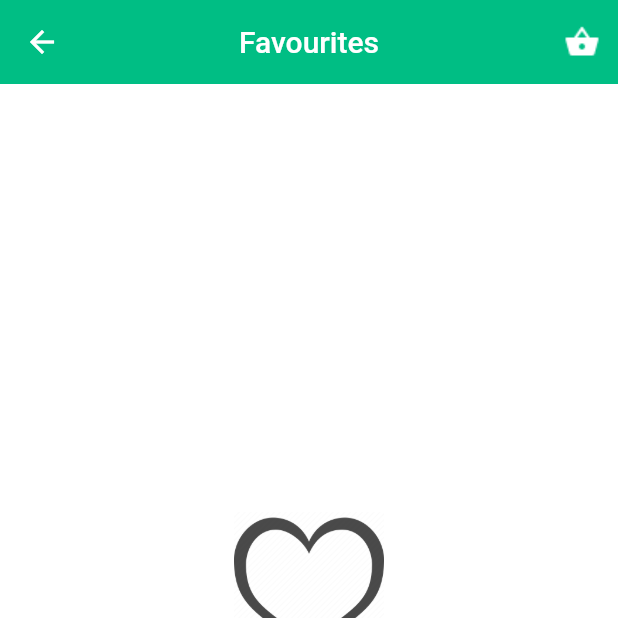
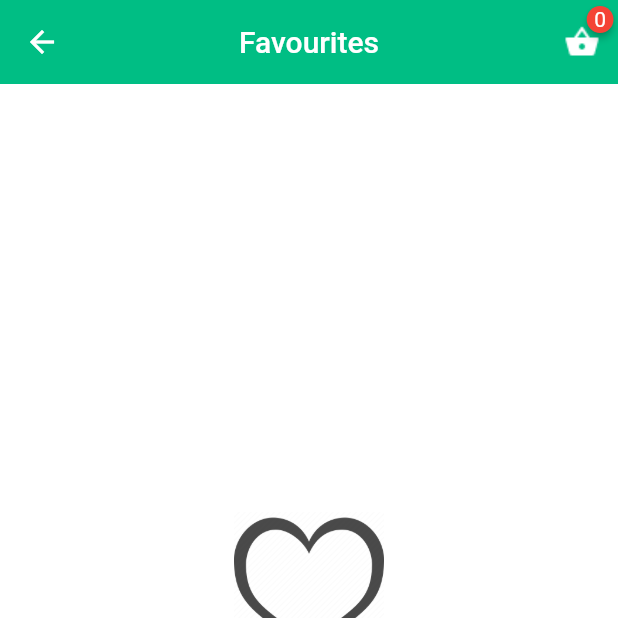
Before and after one commit to AboodALQadri/e_commerce_task1, a Flutter app: the MainScreen screen opened by its route, item 3 of the bottom bar chosen, on a phone screen of 412 x 824 dp, the top half of it. Run offline on Flutter 3.47's test engine with Material 2 defaults, Android fonts, the phone set to English and light mode, and no system bars; drawn by our look-alikes of badges; our stand-ins replace firebase_auth, firebase_core, get, get_storage, google_fonts, google_sign_in; missing offline and left inert: flutter_facebook_auth; accounts and stored records are empty; network calls fail.

Commit message:
commit - Cart

```diff
--- a/lib/logic/controllers/cart_controller.dart
+++ b/lib/logic/controllers/cart_controller.dart
@@ -67,4 +67,15 @@ class CartController extends GetxController {
       .toList()
       .reduce((value, element) => value + element)
       .toStringAsFixed(2);
+
+  int quantity() {
+    if (productsMap.isEmpty) {
+      return 0;
+    } else {
+      return productsMap.entries
+          .map((e) => e.value)
+          .toList()
+          .reduce((value, element) => value + element);
+    }
+  }
 }
--- a/lib/view/screens/main_screen.dart
+++ b/lib/view/screens/main_screen.dart
@@ -1,3 +1,5 @@
+import 'package:badges/badges.dart';
+import 'package:e_commerce_task1/logic/controllers/cart_controller.dart';
 import 'package:e_commerce_task1/logic/controllers/main_controller.dart';
 import 'package:e_commerce_task1/routes/routes.dart';
 import 'package:e_commerce_task1/utils/theme.dart';
@@ -8,6 +10,8 @@ class MainScreen extends StatelessWidget {
   MainScreen({Key? key}) : super(key: key);
 
   final _controller = Get.find<MainController>();
+
+  final _cartController = Get.find<CartController>();
 
   @override
   Widget build(BuildContext context) {
@@ -25,12 +29,25 @@ class MainScreen extends StatelessWidget {
               elevation: 0,
               centerTitle: true,
               actions: [
-                IconButton(
-                  onPressed: () {
-                    Get.toNamed(Routes.cartScreen);
+                Obx(
+                  () {
+                    return Badge(
+                      position: BadgePosition.topEnd(top: 0, end: 3),
+                      animationDuration: const Duration(milliseconds: 300),
+                      animationType: BadgeAnimationType.slide,
+                      badgeContent: Text(
+                        _cartController.quantity().toString(),
+                        style: const TextStyle(color: Colors.white),
+                      ),
+                      child: IconButton(
+                        onPressed: () {
+                          Get.toNamed(Routes.cartScreen);
+                        },
+                        icon: Image.asset('assets/images/shop.png'),
+                      ),
+                    );
                   },
-                  icon: Image.asset('assets/images/shop.png'),
-                ),
+                )
               ],
             ),
             bottomNavigationBar: BottomNavigationBar(
--- a/pubspec.yaml
+++ b/pubspec.yaml
@@ -42,6 +42,7 @@ dependencies:
   google_fonts: ^2.3.1
   http: ^0.13.4
   flutter_facebook_auth: ^4.3.0
+  badges: ^2.0.2
 
 
 dev_dependencies:
```
Also changed, not shown: pubspec.lock.
